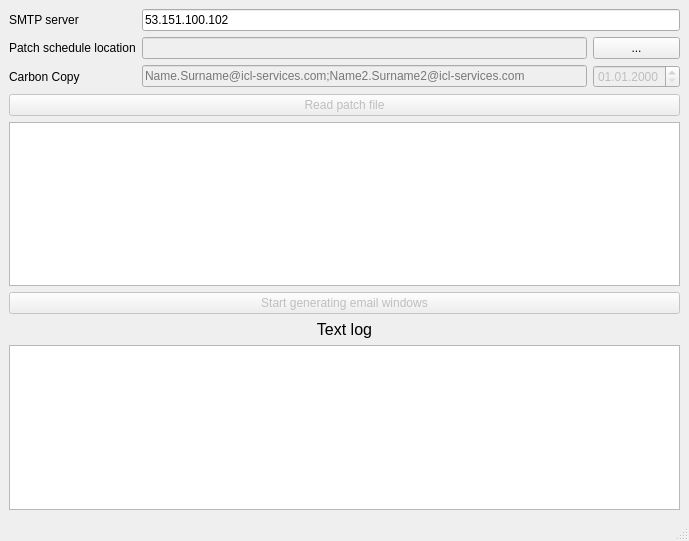
Qt form shell_ui.ui (Gainutdinov/GUI-app-for-patch-notifications) before a commit.
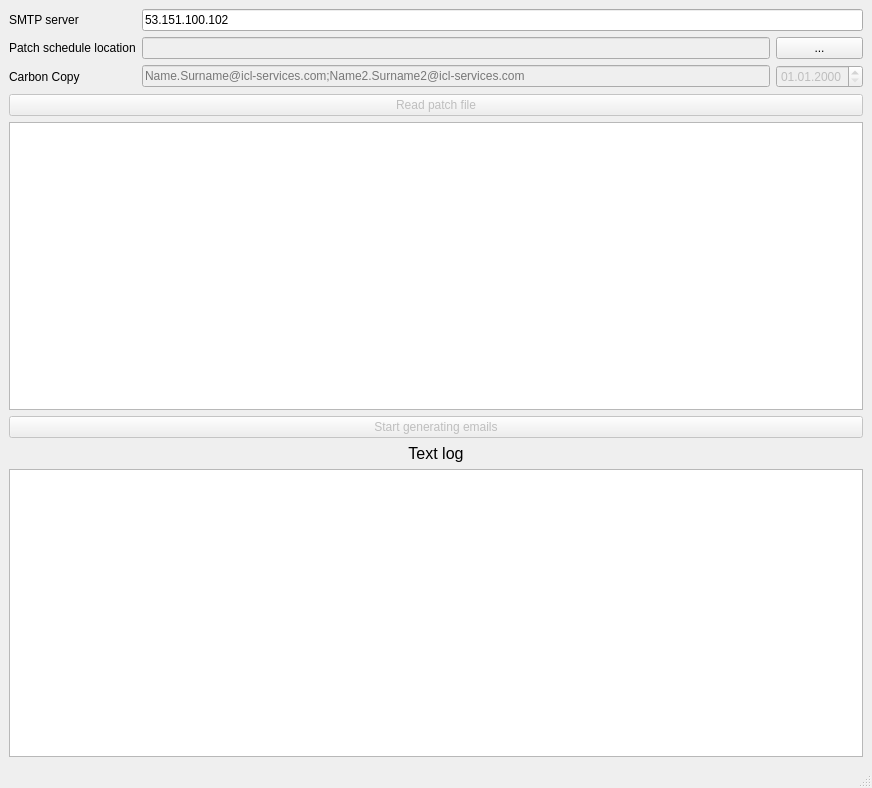
The same form after that commit.

Diff of the .ui file:
```diff
--- a/shell_ui.ui
+++ b/shell_ui.ui
@@ -6,8 +6,8 @@
    <rect>
     <x>0</x>
     <y>0</y>
-    <width>689</width>
-    <height>541</height>
+    <width>872</width>
+    <height>788</height>
    </rect>
   </property>
   <property name="windowTitle">
@@ -96,7 +96,7 @@
        <bool>false</bool>
       </property>
       <property name="text">
-       <string>Start generating email windows</string>
+       <string>Start generating emails</string>
       </property>
      </widget>
     </item>
```
Left out of the diff: 2 changed lines with no effect on the pictures.
